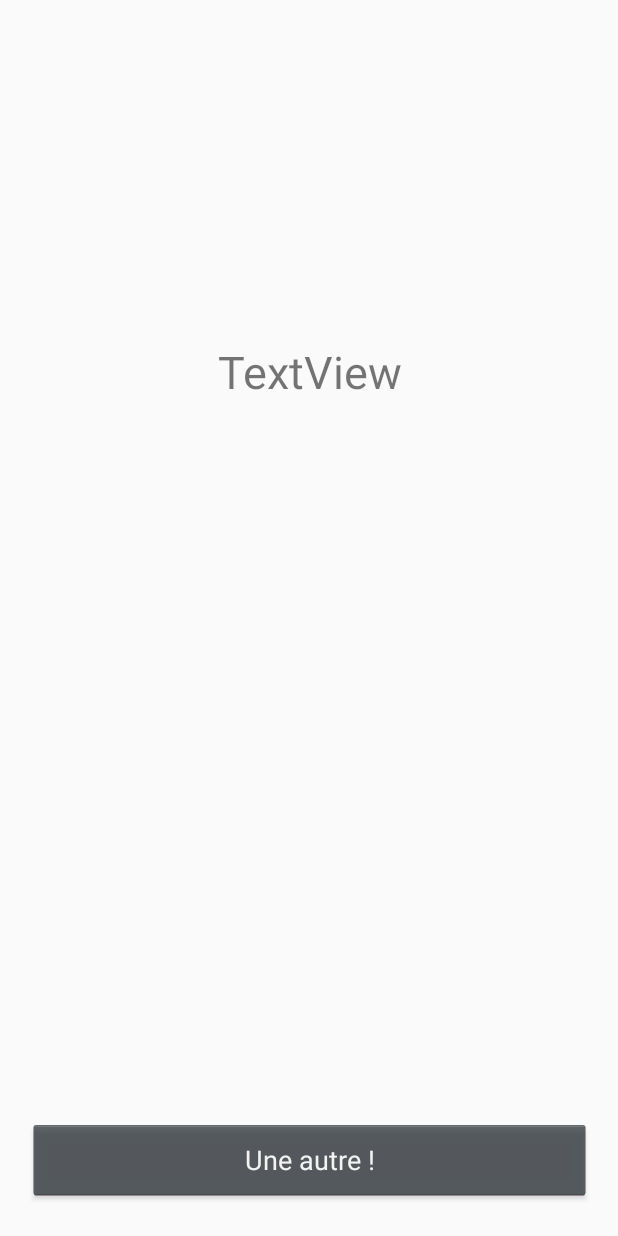
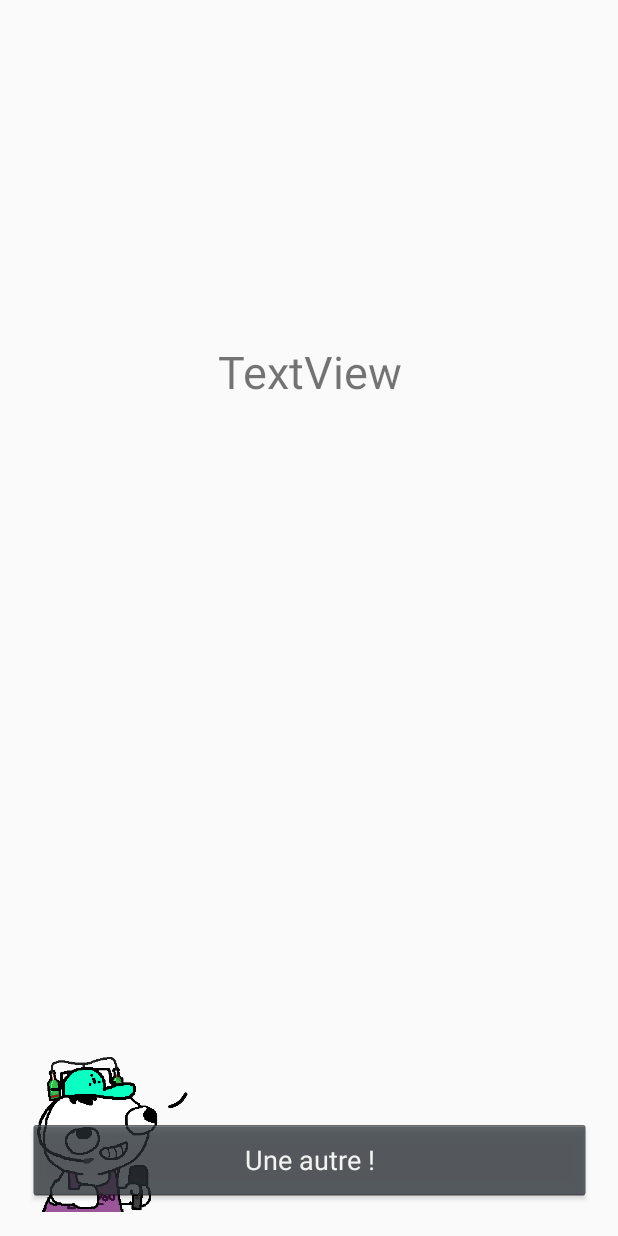
Before and after one commit to Snowballe/Abwar_repo, an Android app: the Main2Activity screen opened directly, with no data from a screen before it, on a phone screen of 412 x 824 dp. Run offline under Robolectric (Android 15) with nearby library versions, the phone set to English and light mode, and no system bars; 3 statements that could not run were skipped.

Commit message:
Ajout du font roboto.ttf + de la mascotte

```diff
--- a/app/src/main/AndroidManifest.xml
+++ b/app/src/main/AndroidManifest.xml
@@ -18,6 +18,7 @@
             </intent-filter>
         </activity>
         <activity android:name=".Main2Activity">
+            android:screenOrientation="landscape"
         </activity>
     </application>
 
--- a/app/src/main/java/com/moski/testapp/MainActivity.kt
+++ b/app/src/main/java/com/moski/testapp/MainActivity.kt
@@ -3,7 +3,6 @@ package com.moski.testapp
 import android.content.Intent
 import androidx.appcompat.app.AppCompatActivity
 import android.os.Bundle
-import android.os.Parcel
 import android.widget.Button
 import android.widget.EditText
 import android.widget.LinearLayout
@@ -67,7 +66,7 @@ class MainActivity : AppCompatActivity() {
 
     private fun createButton(text: String): Button {
 
-        val constraintLayout = findViewById<ConstraintLayout>(R.id.constraintLayout) as ConstraintLayout
+        val constraintLayout = findViewById<ConstraintLayout>(R.id.gameBackground) as ConstraintLayout
         val newButton = Button(this)
         newButton.layoutParams = ConstraintLayout.LayoutParams(ConstraintLayout.LayoutParams.WRAP_CONTENT, ConstraintLayout.LayoutParams.WRAP_CONTENT)
         newButton.text = text
--- a/app/src/main/res/layout/activity_main.xml
+++ b/app/src/main/res/layout/activity_main.xml
@@ -2,7 +2,7 @@
 <androidx.constraintlayout.widget.ConstraintLayout xmlns:android="http://schemas.android.com/apk/res/android"
     xmlns:app="http://schemas.android.com/apk/res-auto"
     xmlns:tools="http://schemas.android.com/tools"
-    android:id="@+id/constraintLayout"
+    android:id="@+id/gameBackground"
     android:layout_width="match_parent"
     android:layout_height="match_parent"
     android:background="#EF476F"
@@ -15,7 +15,7 @@
         android:layout_width="396dp"
         android:layout_height="49dp"
         android:layout_marginBottom="19dp"
-        android:fontFamily="@font/roboto_medium"
+        android:fontFamily="@font/roboto"
         android:text="C'est Tarpi !"
         app:layout_constraintBottom_toBottomOf="parent"
         app:layout_constraintEnd_toEndOf="parent"
--- a/app/src/main/res/layout/activity_main2.xml
+++ b/app/src/main/res/layout/activity_main2.xml
@@ -2,7 +2,7 @@
 <androidx.constraintlayout.widget.ConstraintLayout xmlns:android="http://schemas.android.com/apk/res/android"
     xmlns:app="http://schemas.android.com/apk/res-auto"
     xmlns:tools="http://schemas.android.com/tools"
-    android:id="@+id/constraintLayout"
+    android:id="@+id/gameBackground"
     android:layout_width="match_parent"
     android:layout_height="match_parent"
     tools:context=".MainActivity">
@@ -30,4 +30,14 @@
         app:layout_constraintStart_toStartOf="parent"
         app:layout_constraintTop_toTopOf="parent"
         app:layout_constraintVertical_bias="0.29000002" />
+
+    <ImageView
+        android:id="@+id/imageView2"
+        android:layout_width="118dp"
+        android:layout_height="103dp"
+        android:layout_marginStart="16dp"
+        android:layout_marginBottom="16dp"
+        app:layout_constraintBottom_toBottomOf="parent"
+        app:layout_constraintStart_toStartOf="parent"
+        app:srcCompat="@drawable/persotrait" />
 </androidx.constraintlayout.widget.ConstraintLayout>
```
Also changed, not shown: app/src/main/res/drawable/persotrait.png (added), app/src/main/res/font/roboto.ttf (added).
